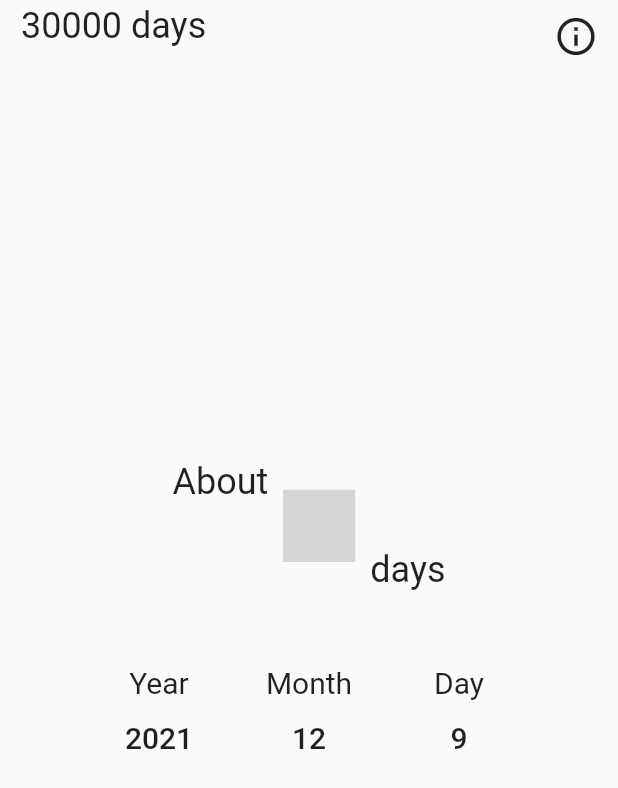
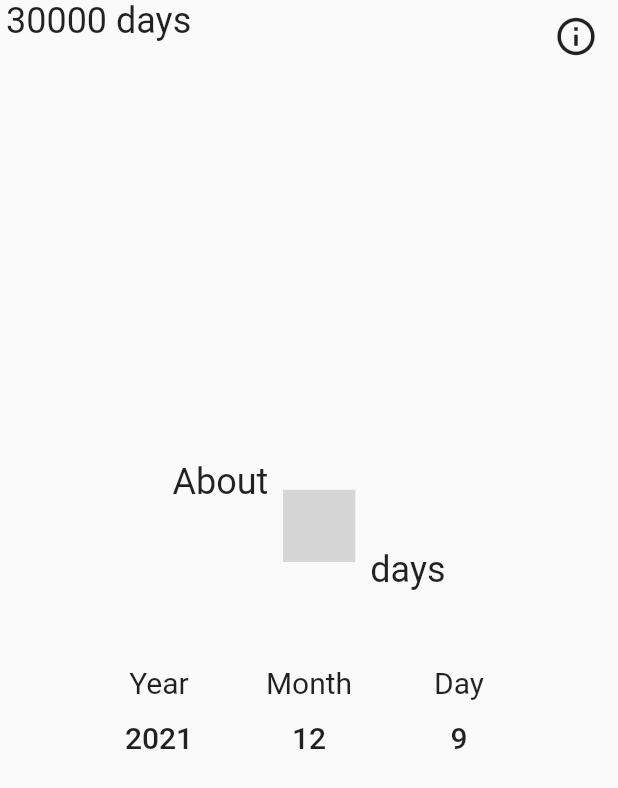
Before and after one commit to negu63/threethousand, a Flutter app: the screen it shows after launch, on a phone screen of 412 x 824 dp. Shown: the top 788 px of the screen. Run offline on Flutter 3.47's test engine with Material 2 defaults, Android fonts, the phone set to English and light mode, and no system bars; drawn by our look-alikes of numberpicker; our stand-ins replace get; missing offline and left inert: sliding_number; grey boxes are pictures that could not be loaded.

Commit message:
feat: title label 텍스트 패딩 제거

```diff
--- a/lib/modules/home/local_widgets/label_text.dart
+++ b/lib/modules/home/local_widgets/label_text.dart
@@ -49,7 +49,6 @@ class TitleText extends StatelessWidget {
   Widget build(BuildContext context) {
     return LabelText(
       text: 'appTitle'.tr,
-      padding: const EdgeInsets.fromLTRB(10, 3, 0, 0),
     );
   }
 }
```
